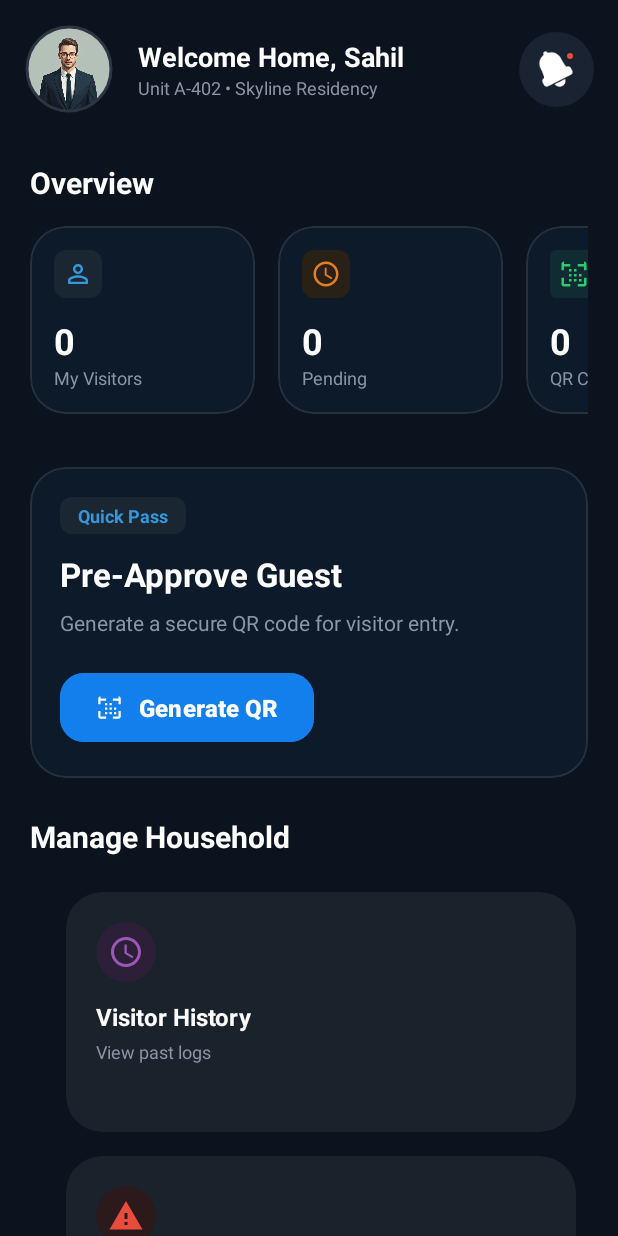
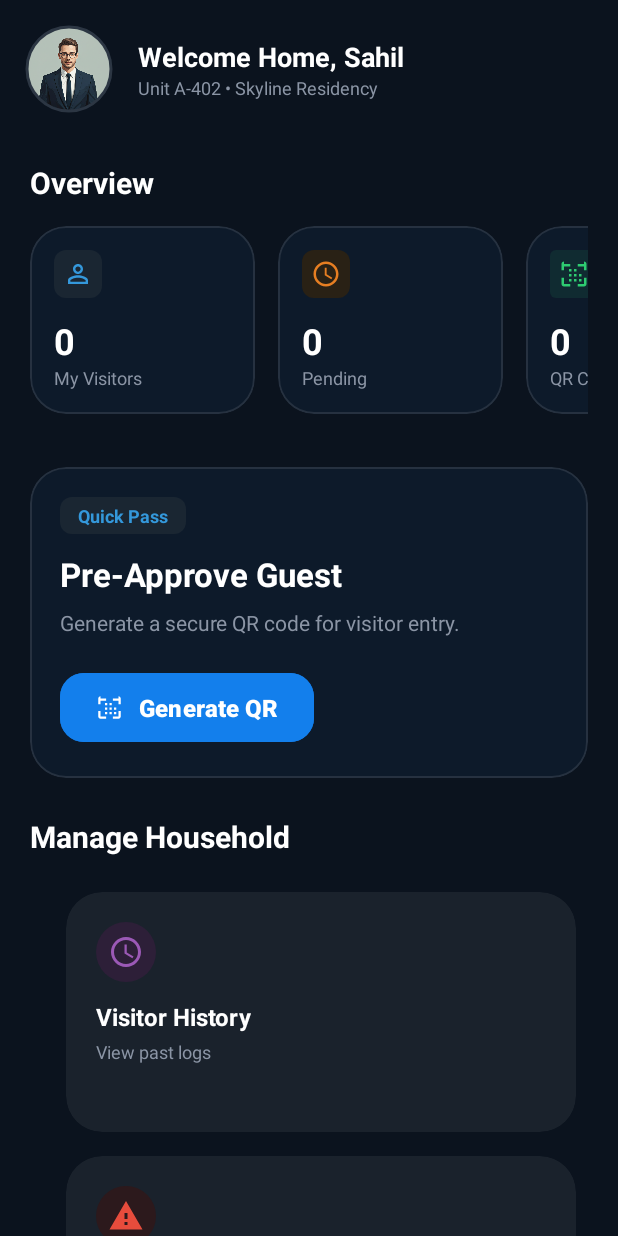
Before and after one commit to vaghasiyasahil/House-visitor-management-system, an Android app: the HouseOwnerDashboardActivity screen opened directly, with no data from a screen before it, on a phone screen of 412 x 824 dp. Run offline under Robolectric (Android 15) with nearby library versions, the phone set to English and light mode, and no system bars; our stand-ins replace Firebase (no records; nobody signed in at launch, a user with empty details on screens opened directly).

Commit message:
remove the notification icon from the appbar in dashboard screen

```diff
--- a/app/src/main/java/com/example/housevisitormanagementsystem/HouseOwnerDashboardActivity.kt
+++ b/app/src/main/java/com/example/housevisitormanagementsystem/HouseOwnerDashboardActivity.kt
@@ -54,10 +54,6 @@ class HouseOwnerDashboardActivity : AppCompatActivity() {
     private fun setupClickListeners() {
         binding.imgProfile.setOnClickListener {
             showLogoutDialog()
-        }
-
-        binding.notificationContainer.setOnClickListener {
-            Toast.makeText(this, "Notifications clicked", Toast.LENGTH_SHORT).show()
         }
 
         binding.btnVisitorApproval.setOnClickListener {
--- a/app/src/main/res/layout/activity_house_owner_dashboard.xml
+++ b/app/src/main/res/layout/activity_house_owner_dashboard.xml
@@ -41,7 +41,7 @@
             android:layout_marginStart="16dp"
             android:orientation="vertical"
             app:layout_constraintBottom_toBottomOf="@id/profileContainer"
-            app:layout_constraintEnd_toStartOf="@id/notificationContainer"
+            app:layout_constraintEnd_toEndOf="parent"
             app:layout_constraintStart_toEndOf="@id/profileContainer"
             app:layout_constraintTop_toTopOf="@id/profileContainer">
 
@@ -60,32 +60,6 @@
                 android:textColor="@color/text_grey"
                 android:textSize="12sp" />
         </LinearLayout>
-
-        <FrameLayout
-            android:id="@+id/notificationContainer"
-            android:layout_width="50dp"
-            android:layout_height="50dp"
-            android:background="@drawable/circle_dark_bg"
-            app:layout_constraintBottom_toBottomOf="parent"
-            app:layout_constraintEnd_toEndOf="parent"
-            app:layout_constraintTop_toTopOf="parent">
-
-            <ImageView
-                android:layout_width="24dp"
-                android:layout_height="24dp"
-                android:layout_gravity="center"
-                android:contentDescription="@string/notification"
-                android:src="@android:drawable/ic_popup_reminder"
-                app:tint="@color/white" />
-
-            <View
-                android:layout_width="8dp"
-                android:layout_height="8dp"
-                android:layout_gravity="top|end"
-                android:layout_marginTop="12dp"
-                android:layout_marginEnd="12dp"
-                android:background="@drawable/notification_dot" />
-        </FrameLayout>
     </androidx.constraintlayout.widget.ConstraintLayout>
 
     <androidx.core.widget.NestedScrollView
```
Also changed, not shown: app/src/main/res/layout/activity_admin_dashboard.xml (+1 -27 lines), app/src/main/res/layout/activity_security_guard_dashboard.xml (+0 -21 lines).
